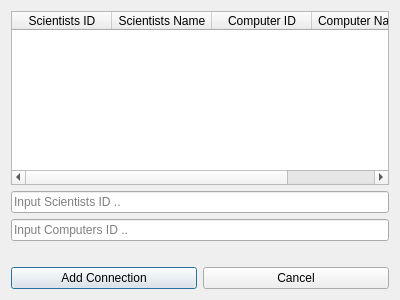
Tryggvith/vika3, file addconnectiondialog.ui: the form before one commit.
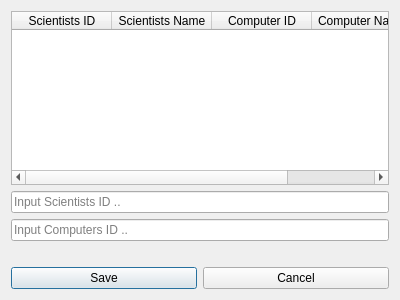
The form after the commit. Icons and pictures are not drawn.

Patch:
```diff
--- a/addconnectiondialog.ui
+++ b/addconnectiondialog.ui
@@ -71,7 +71,7 @@
      <item>
       <widget class="QPushButton" name="pushButton">
        <property name="text">
-        <string>Add Connection</string>
+        <string>Save</string>
        </property>
       </widget>
      </item>
```
Left out of the diff: 10 changed lines with no effect on the pictures.
